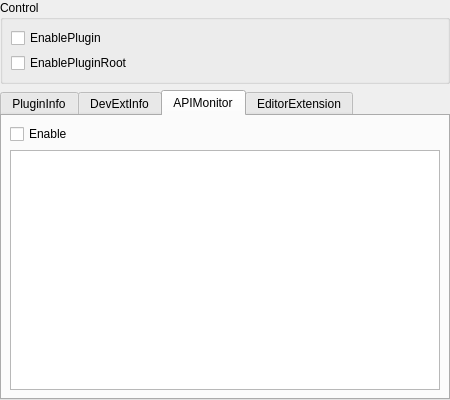
Before: the Qt Designer form src/settings/pluginsettingdialog.ui in Wing-summer/WingHexExplorer2, drawn with Qt 5.
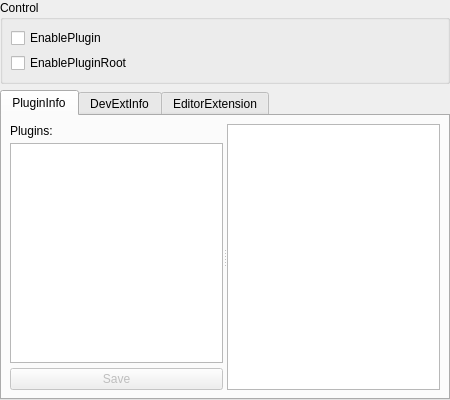
After: the same form once the commit is applied. The open tabs and pages were chosen to show the change. Icons and pictures are not drawn.

Patch:
```diff
--- a/src/settings/pluginsettingdialog.ui
+++ b/src/settings/pluginsettingdialog.ui
@@ -199,43 +199,6 @@
        </item>
       </layout>
      </widget>
-     <widget class="QWidget" name="tabAPIMon">
-      <attribute name="icon">
-       <iconset resource="../../resources.qrc">
-        <normaloff>:/com.wingsummer.winghex/images/monitor.png</normaloff>:/com.wingsummer.winghex/images/monitor.png</iconset>
-      </attribute>
-      <attribute name="title">
-       <string>APIMonitor</string>
-      </attribute>
-      <layout class="QVBoxLayout" name="verticalLayout_6">
-       <property name="leftMargin">
-        <number>8</number>
-       </property>
-       <property name="topMargin">
-        <number>8</number>
-       </property>
-       <property name="rightMargin">
-        <number>8</number>
-       </property>
-       <property name="bottomMargin">
-        <number>8</number>
-       </property>
-       <item>
-        <widget class="QCheckBox" name="cbEnableManager">
-         <property name="text">
-          <string>Enable</string>
-         </property>
-        </widget>
-       </item>
-       <item>
-        <widget class="QTextBrowser" name="txtm">
-         <property name="openExternalLinks">
-          <bool>true</bool>
-         </property>
-        </widget>
-       </item>
-      </layout>
-     </widget>
      <widget class="QWidget" name="tabHexEditorExt">
       <attribute name="icon">
        <iconset resource="../../resources.qrc">
```
